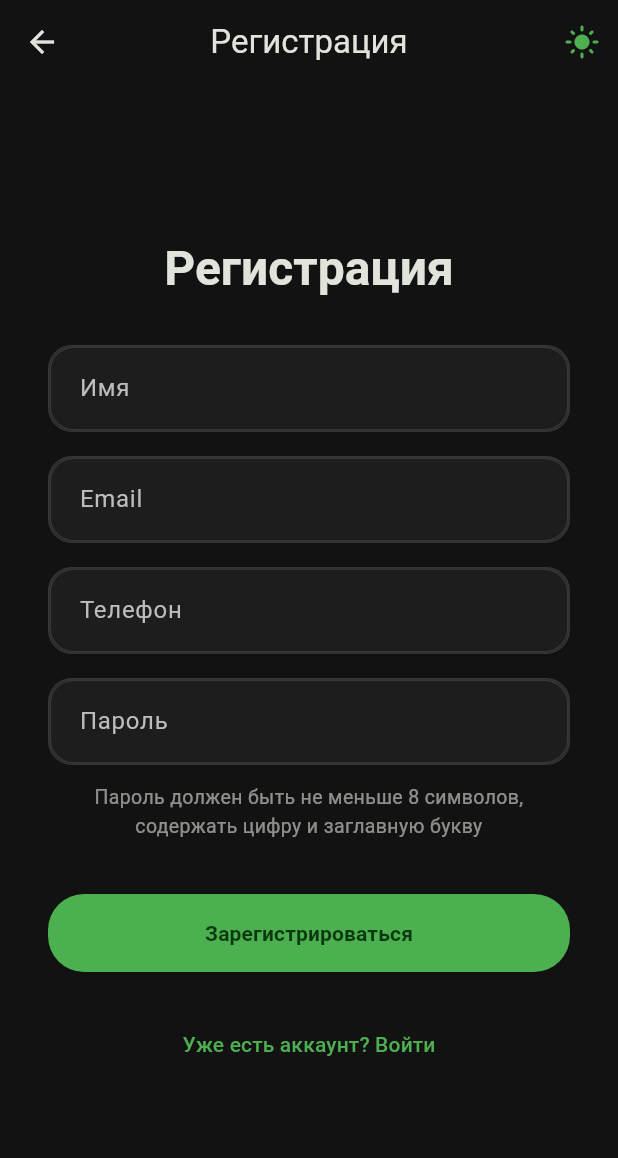
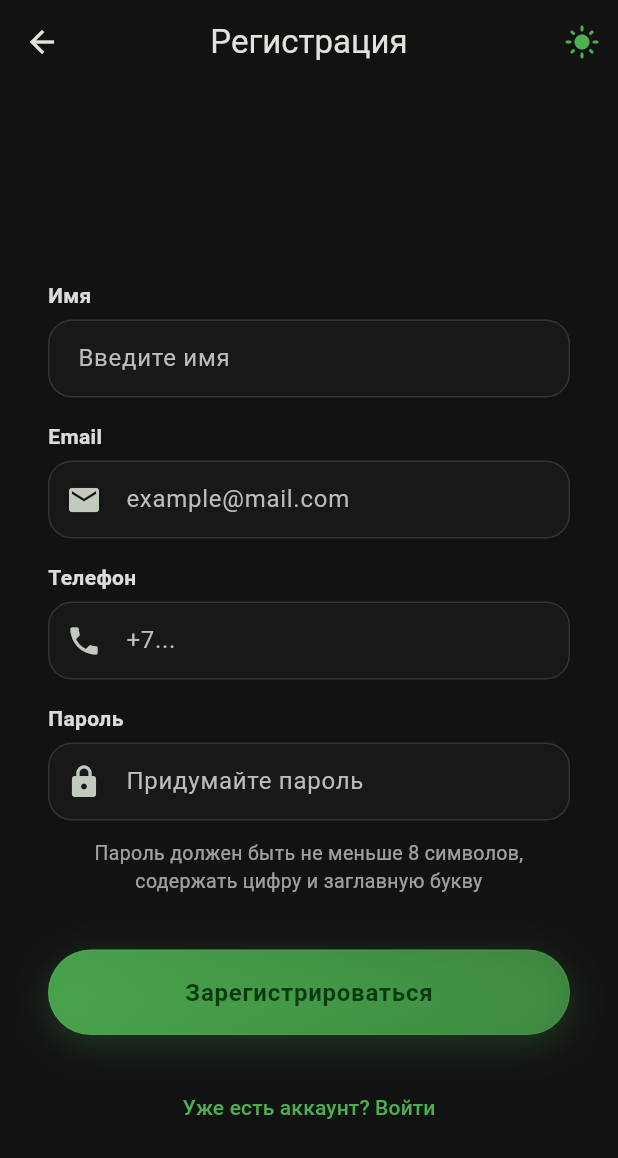
Before and after one commit to Fodi999/flutter-app, a Flutter app: the screen it shows after launch, after a tap on "Регистрация", on a phone screen of 412 x 824 dp. Shown: the top 1158 px of the screen. Run offline on Flutter 3.47's test engine with Material 3 defaults, Android fonts, the phone set to English and light mode, and no system bars; our stand-ins replace logger, shared_preferences; network calls fail; Roboto replaces fonts that are missing (Poppins).

Commit message:
Описание изменений

```diff
--- a/lib/components/app_title.dart
+++ b/lib/components/app_title.dart
@@ -0,0 +1,61 @@
+import 'package:flutter/material.dart';
+
+class AppTitle extends StatelessWidget {
+  final double fontSize;
+  final bool animate;
+
+  const AppTitle({
+    super.key,
+    this.fontSize = 40,
+    this.animate = true,
+  });
+
+  @override
+  Widget build(BuildContext context) {
+    final theme = Theme.of(context);
+    final isDark = theme.brightness == Brightness.dark;
+
+    final gradient = LinearGradient(
+      colors: isDark
+          ? [
+              const Color(0xFFB9F6CA),
+              const Color(0xFF69F0AE),
+              const Color(0xFF00E676),
+            ]
+          : [
+              const Color(0xFF4CAF50),
+              const Color(0xFF2E7D32),
+              const Color(0xFF1B5E20),
+            ],
+    );
+
+    final textStyle = theme.textTheme.displayLarge?.copyWith(
+      fontSize: fontSize,
+      fontWeight: FontWeight.bold,
+      letterSpacing: 1.5,
+      foreground: Paint()
+        ..shader = gradient.createShader(const Rect.fromLTWH(0, 0, 200, 70)),
+    );
+
+    final child = Text(
+      'SushiRobot',
+      textAlign: TextAlign.center,
+      style: textStyle,
+    );
+
+    return animate
+        ? TweenAnimationBuilder<double>(
+            tween: Tween(begin: 0, end: 1),
+            duration: const Duration(milliseconds: 800),
+            curve: Curves.easeOut,
+            builder: (context, value, _) => Opacity(
+              opacity: value,
+              child: Transform.translate(
+                offset: Offset(0, (1 - value) * 20),
+                child: child,
+              ),
+            ),
+          )
+        : child;
+  }
+}
--- /dev/null
+++ b/lib/components/custom_Input.dart
@@ -0,0 +1,79 @@
+import 'package:flutter/material.dart';
+import '../utils/responsive.dart';
+
+class CustomInput extends StatelessWidget {
+  final TextEditingController controller;
+  final String label;
+  final String? hintText;
+  final bool obscureText;
+  final TextInputType keyboardType;
+  final Widget? prefixIcon;
+  final Widget? suffixIcon;
+  final String? Function(String?)? validator;
+  final void Function(String)? onChanged;
+  final bool enabled;
+
+  const CustomInput({
+    super.key,
+    required this.controller,
+    required this.label,
+    this.hintText,
+    this.obscureText = false,
+    this.keyboardType = TextInputType.text,
+    this.prefixIcon,
+    this.suffixIcon,
+    this.validator,
+    this.onChanged,
+    this.enabled = true,
+  });
+
+  @override
+  Widget build(BuildContext context) {
+    final theme = Theme.of(context);
+    final maxWidth = Responsive.isDesktop(context)
+        ? 600.0
+        : Responsive.isTablet(context)
+            ? 500.0
+            : double.infinity;
+
+    return LayoutBuilder(
+      builder: (context, constraints) {
+        return ConstrainedBox(
+          constraints: BoxConstraints(maxWidth: maxWidth),
+          child: Column(
+            crossAxisAlignment: CrossAxisAlignment.start,
+            children: [
+              Text(
+                label,
+                style: theme.textTheme.bodyMedium?.copyWith(
+                  fontWeight: FontWeight.w600,
+                  color: theme.textTheme.bodyMedium?.color?.withOpacity(0.85),
+                ),
+              ),
+              const SizedBox(height: 6),
+              TextFormField(
+                controller: controller,
+                obscureText: obscureText,
+                keyboardType: keyboardType,
+                onChanged: onChanged,
+                validator: validator,
+                enabled: enabled,
+                decoration: InputDecoration(
+                  hintText: hintText,
+                  prefixIcon: prefixIcon,
+                  suffixIcon: suffixIcon,
+                  filled: true,
+                  fillColor: theme.inputDecorationTheme.fillColor,
+                  contentPadding: const EdgeInsets.symmetric(horizontal: 16, vertical: 14),
+                  border: theme.inputDecorationTheme.border,
+                  enabledBorder: theme.inputDecorationTheme.enabledBorder,
+                  focusedBorder: theme.inputDecorationTheme.focusedBorder,
+                ),
+              ),
+            ],
+          ),
+        );
+      },
+    );
+  }
+}
--- a/lib/components/primary_button.dart
+++ b/lib/components/primary_button.dart
@@ -18,20 +18,63 @@ class PrimaryButton extends StatelessWidget {
 
   @override
   Widget build(BuildContext context) {
-    final button = ElevatedButton.icon(
-      onPressed: onPressed,
-      icon: icon != null ? Icon(icon, size: 18) : const SizedBox.shrink(),
-      label: Text(
-        text,
-        style: const TextStyle(fontSize: 16),
-      ),
-      style: ElevatedButton.styleFrom(
-        backgroundColor: color ?? Theme.of(context).colorScheme.primary,
-        padding: const EdgeInsets.symmetric(horizontal: 24, vertical: 14),
-        shape: RoundedRectangleBorder(
-          borderRadius: BorderRadius.circular(12),
+    final theme = Theme.of(context);
+    final bgColor = color ?? theme.colorScheme.primary;
+
+    // 🔍 Определим текстовый цвет в зависимости от переданного цвета
+    final isPrimary = color == null || color == theme.colorScheme.primary;
+    final textColor = isPrimary
+        ? theme.colorScheme.onPrimary
+        : theme.colorScheme.onSurface.withOpacity(0.8); // для светлого фона
+
+    final button = InkWell(
+      onTap: onPressed,
+      borderRadius: BorderRadius.circular(32),
+      splashColor: bgColor.withOpacity(0.2),
+      highlightColor: Colors.transparent,
+      child: AnimatedContainer(
+        duration: const Duration(milliseconds: 200),
+        padding: const EdgeInsets.symmetric(horizontal: 28, vertical: 16),
+        decoration: BoxDecoration(
+          borderRadius: BorderRadius.circular(32),
+          gradient: LinearGradient(
+            colors: [
+              bgColor.withOpacity(0.9),
+              bgColor.withOpacity(0.7),
+            ],
+            begin: Alignment.topLeft,
+            end: Alignment.bottomRight,
+          ),
+          boxShadow: [
+            BoxShadow(
+              color: bgColor.withOpacity(0.25),
+              blurRadius: 20,
+              offset: const Offset(0, 6),
+            ),
+          ],
+          border: Border.all(
+            color: Colors.white.withOpacity(0.05),
+          ),
         ),
-        elevation: 3,
+        child: Row(
+          mainAxisSize: MainAxisSize.min,
+          mainAxisAlignment: MainAxisAlignment.center,
+          children: [
+            if (icon != null) ...[
+              Icon(icon, size: 20, color: textColor),
+              const SizedBox(width: 8),
+            ],
+            Text(
+              text,
+              style: TextStyle(
+                fontSize: 16,
+                fontWeight: FontWeight.w600,
+                letterSpacing: 0.5,
+                color: textColor,
+              ),
+            ),
+          ],
+        ),
       ),
     );
 
--- a/lib/screens/user/register_screen.dart
+++ b/lib/screens/user/register_screen.dart
@@ -4,6 +4,8 @@ import '../../services/user_service.dart';
 import 'login_screen.dart';
 import 'profile_screen.dart';
 import '../../theme/app_sizes.dart';
+import '../../components/custom_input.dart'; // ✅ подключён кастомный инпут
+import '../../components/primary_button.dart'; // ✅ подключена кнопка
 
 class RegisterScreen extends StatefulWidget {
   final bool isDarkMode;
@@ -104,31 +106,46 @@ class _RegisterScreenState extends State<RegisterScreen> {
                     color: textColor,
                   ),
                   child: const Text(
-                    'Регистрация',
+                    '',
                     textAlign: TextAlign.center,
                   ),
                 ),
                 const SizedBox(height: AppSizes.spacingXL),
-                _buildInputField(controller: _nameController, hint: 'Имя'),
-                const SizedBox(height: AppSizes.spacingM),
-                _buildInputField(
-                  controller: _emailController,
-                  hint: 'Email',
-                  keyboardType: TextInputType.emailAddress,
+
+                CustomInput(
+                  controller: _nameController,
+                  label: 'Имя',
+                  hintText: 'Введите имя',
                 ),
                 const SizedBox(height: AppSizes.spacingM),
-                _buildInputField(
-                  controller: _phoneController,
-                  hint: 'Телефон',
-                  keyboardType: TextInputType.phone,
+
+                CustomInput(
+                  controller: _emailController,
+                  label: 'Email',
+                  hintText: 'example@mail.com',
+                  keyboardType: TextInputType.emailAddress,
+                  prefixIcon: const Icon(Icons.email),
                 ),
                 const SizedBox(height: AppSizes.spacingM),
-                _buildInputField(
+
+                CustomInput(
+                  controller: _phoneController,
+                  label: 'Телефон',
+                  hintText: '+7...',
+                  keyboardType: TextInputType.phone,
+                  prefixIcon: const Icon(Icons.phone),
+                ),
+                const SizedBox(height: AppSizes.spacingM),
+
+                CustomInput(
                   controller: _passwordController,
-                  hint: 'Пароль',
+                  label: 'Пароль',
+                  hintText: 'Придумайте пароль',
                   obscureText: true,
+                  prefixIcon: const Icon(Icons.lock),
                 ),
                 const SizedBox(height: AppSizes.spacingS),
+
                 Text(
                   'Пароль должен быть не меньше 8 символов,\nсодержать цифру и заглавную букву',
                   textAlign: TextAlign.center,
@@ -138,6 +155,7 @@ class _RegisterScreenState extends State<RegisterScreen> {
                   ),
                 ),
                 const SizedBox(height: AppSizes.spacingL),
+
                 if (_error != null)
                   Text(
                     _error!,
@@ -145,30 +163,13 @@ class _RegisterScreenState extends State<RegisterScreen> {
                     style: const TextStyle(color: Colors.redAccent),
                   ),
                 const SizedBox(height: AppSizes.spacingS),
-                ElevatedButton(
-                  onPressed: _isLoading ? null : _register,
-                  style: ElevatedButton.styleFrom(
-                    backgroundColor: theme.colorScheme.primary,
-                    foregroundColor: theme.colorScheme.onPrimary,
-                    shape: RoundedRectangleBorder(
-                      borderRadius: BorderRadius.circular(AppSizes.radiusL),
-                    ),
-                    padding: const EdgeInsets.symmetric(
-                      vertical: AppSizes.padding,
-                    ),
-                    elevation: 3,
-                  ),
-                  child: _isLoading
-                      ? const SizedBox(
-                          width: 24,
-                          height: 24,
-                          child: CircularProgressIndicator(strokeWidth: 2),
-                        )
-                      : const Text(
-                          'Зарегистрироваться',
-                          style: TextStyle(fontWeight: FontWeight.w600),
-                        ),
+
+                PrimaryButton(
+                  text: 'Зарегистрироваться',
+                  onPressed: _isLoading ? () {} : _register,
+                  fullWidth: true,
                 ),
+
                 const SizedBox(height: AppSizes.spacingL),
                 TextButton(
                   onPressed: () {
@@ -197,44 +198,4 @@ class _RegisterScreenState extends State<RegisterScreen> {
       ),
     );
   }
-
-  Widget _buildInputField({
-    required TextEditingController controller,
-    required String hint,
-    bool obscureText = false,
-    TextInputType keyboardType = TextInputType.text,
-  }) {
-    final theme = Theme.of(context);
-
-    return Container(
-      decoration: BoxDecoration(
-        color: theme.cardColor,
-        borderRadius: BorderRadius.circular(AppSizes.radius),
-        border: Border.all(
-          color: Colors.grey.withOpacity(0.2),
-        ),
-        boxShadow: [
-          BoxShadow(
-            color: theme.shadowColor.withOpacity(0.05),
-            blurRadius: 10,
-            offset: const Offset(0, 4),
-          ),
-        ],
-      ),
-      child: TextField(
-        controller: controller,
-        obscureText: obscureText,
-        keyboardType: keyboardType,
-        style: const TextStyle(fontSize: 16),
-        decoration: InputDecoration(
-          contentPadding: const EdgeInsets.symmetric(
-            horizontal: AppSizes.padding,
-            vertical: AppSizes.padding,
-          ),
-          hintText: hint,
-          border: InputBorder.none,
-        ),
-      ),
-    );
-  }
 }
--- a/lib/screens/user/splash_screen.dart
+++ b/lib/screens/user/splash_screen.dart
@@ -1,6 +1,8 @@
 import 'dart:async';
 import 'package:flutter/material.dart';
 import 'package:sushi_app/screens/user/welcome_screen.dart';
+import 'package:sushi_app/components/app_title.dart'; // ✅ добавлен
+import 'package:sushi_app/components/primary_button.dart'; // ✅ добавлен
 
 class SplashScreen extends StatefulWidget {
   final bool isDarkMode;
@@ -40,7 +42,7 @@ class _SplashScreenState extends State<SplashScreen> {
 
   @override
   void dispose() {
-    _timer?.cancel(); // 🧼 Обязательно отменяем таймер!
+    _timer?.cancel();
     super.dispose();
   }
 
@@ -69,16 +71,7 @@ class _SplashScreenState extends State<SplashScreen> {
             children: [
               const Icon(Icons.ramen_dining_rounded, size: 80, color: Colors.white),
               const SizedBox(height: 32),
-              Text(
-                'SushiRobot',
-                textAlign: TextAlign.center,
-                style: theme.textTheme.displayLarge?.copyWith(
-                  fontSize: 42,
-                  color: Colors.white,
-                  fontWeight: FontWeight.bold,
-                  letterSpacing: 2,
-                ),
-              ),
+              const AppTitle(fontSize: 42, animate: true),
               const SizedBox(height: 12),
               Text(
                 'Добро пожаловать на платформу\nвкусной и полезной кухни',
@@ -89,6 +82,12 @@ class _SplashScreenState extends State<SplashScreen> {
                   height: 1.4,
                 ),
               ),
+              const SizedBox(height: 24),
+              PrimaryButton(
+                text: 'Загрузка...',
+                onPressed: () {}, // ✅ заменено на пустую функцию
+                fullWidth: false,
+              ),
             ],
           ),
         ),
--- a/lib/screens/user/welcome_screen.dart
+++ b/lib/screens/user/welcome_screen.dart
@@ -1,7 +1,9 @@
 import 'package:flutter/material.dart';
+import 'package:sushi_app/components/primary_button.dart';
+import 'package:sushi_app/components/app_title.dart';
 import 'package:sushi_app/theme/app_spacing.dart';
 import 'package:sushi_app/theme/theme_typography.dart';
-import 'package:sushi_app/utils/responsive.dart'; // ✅ Добавлено
+import 'package:sushi_app/utils/responsive.dart';
 import 'register_screen.dart';
 import 'login_screen.dart';
 
@@ -68,7 +70,6 @@ class _WelcomeScreenState extends State<WelcomeScreen>
   Widget build(BuildContext context) {
     final theme = Theme.of(context);
     final textColor = theme.textTheme.bodyLarge?.color ?? Colors.white;
-
     final isDesktop = Responsive.isDesktop(context);
     final maxWidth = isDesktop ? 600.0 : double.infinity;
 
@@ -99,11 +100,7 @@ class _WelcomeScreenState extends State<WelcomeScreen>
               child: Column(
                 mainAxisAlignment: MainAxisAlignment.center,
                 children: [
-                  AnimatedTypography(
-                    text: 'SushiRobot',
-                    style: theme.textTheme.displayLarge!,
-                    animate: true,
-                  ),
+                  const AppTitle(fontSize: 48, animate: true),
                   const SizedBox(height: AppSpacing.sm),
                   Text(
                     'Доставка суши к вашей двери\nЗакажите свежие суши прямо сейчас!',
@@ -115,7 +112,6 @@ class _WelcomeScreenState extends State<WelcomeScreen>
                   ),
                   const SizedBox(height: AppSpacing.xl),
 
-                  // Анимационные блоки
                   for (int i = 0; i < 3; i++) ...[
                     AnimatedBuilder(
                       animation: _controller,
@@ -146,11 +142,11 @@ class _WelcomeScreenState extends State<WelcomeScreen>
 
                   const SizedBox(height: AppSpacing.lg),
 
-                  // Кнопки
                   Row(
                     children: [
                       Expanded(
-                        child: OutlinedButton(
+                        child: PrimaryButton(
+                          text: 'Вход',
                           onPressed: () {
                             Navigator.push(
                               context,
@@ -162,26 +158,13 @@ class _WelcomeScreenState extends State<WelcomeScreen>
                               ),
                             );
                           },
-                          style: OutlinedButton.styleFrom(
-                            shape: RoundedRectangleBorder(
-                              borderRadius: BorderRadius.circular(40),
-                            ),
-                            padding: const EdgeInsets.symmetric(
-                              vertical: AppSpacing.md,
-                            ),
-                            side: BorderSide(
-                              color: theme.colorScheme.primary.withOpacity(0.3),
-                            ),
-                          ),
-                          child: Text(
-                            'Вход',
-                            style: TextStyle(color: textColor),
-                          ),
+                          color: theme.colorScheme.surface.withOpacity(0.05),
                         ),
                       ),
                       const SizedBox(width: AppSpacing.md),
                       Expanded(
-                        child: ElevatedButton(
+                        child: PrimaryButton(
+                          text: 'Регистрация',
                           onPressed: () {
                             Navigator.push(
                               context,
@@ -193,17 +176,6 @@ class _WelcomeScreenState extends State<WelcomeScreen>
                               ),
                             );
                           },
-                          style: ElevatedButton.styleFrom(
-                            backgroundColor: theme.colorScheme.primary,
-                            foregroundColor: theme.colorScheme.onPrimary,
-                            shape: RoundedRectangleBorder(
-                              borderRadius: BorderRadius.circular(40),
-                            ),
-                            padding: const EdgeInsets.symmetric(
-                              vertical: AppSpacing.md,
-                            ),
-                          ),
-                          child: const Text('Регистрация'),
                         ),
                       ),
                     ],
--- a/lib/services/api_constants.dart
+++ b/lib/services/api_constants.dart
@@ -1 +1 @@
-const String baseUrl = 'http://localhost:8080/api';
+const String baseUrl = 'https://implicit-sibelle-fodi999-cec8c450.koyeb.app/api';
--- a/lib/theme/theme_dark.dart
+++ b/lib/theme/theme_dark.dart
@@ -1,3 +1,4 @@
+// theme_dark.dart
 import 'package:flutter/material.dart';
 import 'package:animations/animations.dart';
 
@@ -21,8 +22,11 @@ final ThemeData darkTheme = ThemeData(
     bodyLarge: AppTextStyles.bodyLarge,
     bodyMedium: AppTextStyles.bodyMedium,
     labelSmall: AppTextStyles.labelSmall,
+  ).apply(
+    bodyColor: Colors.white,
+    displayColor: Colors.white,
   ),
-  cardTheme: CardThemeData( // ✅ исправлено
+  cardTheme: CardThemeData(
     elevation: 0,
     color: AppColors.glassDark,
     shape: RoundedRectangleBorder(
@@ -33,7 +37,7 @@ final ThemeData darkTheme = ThemeData(
   ),
   elevatedButtonTheme: ElevatedButtonThemeData(
     style: ElevatedButton.styleFrom(
-      foregroundColor: Colors.black,
+      foregroundColor: const ColorScheme.dark().onPrimary, // ✅ автоматически подстраивается
       backgroundColor: AppColors.primary,
       shape: RoundedRectangleBorder(
         borderRadius: BorderRadius.circular(AppSizes.radiusXS),
--- a/lib/theme/theme_light.dart
+++ b/lib/theme/theme_light.dart
@@ -1,28 +1,34 @@
+// theme_light.dart
 import 'package:flutter/material.dart';
 import 'package:animations/animations.dart';
 
 import 'app_colors.dart';
 import 'app_sizes.dart';
-import 'app_spacing.dart'; // ✅ для отступов
+import 'app_spacing.dart';
 import 'text_styles.dart';
+
+final colorScheme = ColorScheme.fromSeed(
+  seedColor: AppColors.primary,
+  primary: AppColors.primary,
+  secondary: AppColors.secondary,
+  surface: AppColors.surfaceLight.withOpacity(0.9),
+  brightness: Brightness.light,
+);
 
 final ThemeData lightTheme = ThemeData(
   brightness: Brightness.light,
   scaffoldBackgroundColor: AppColors.backgroundLight,
-  colorScheme: ColorScheme.fromSeed(
-    seedColor: AppColors.primary,
-    primary: AppColors.primary,
-    secondary: AppColors.secondary,
-    surface: AppColors.surfaceLight.withOpacity(0.9),
-    brightness: Brightness.light,
-  ),
+  colorScheme: colorScheme,
   textTheme: const TextTheme(
     displayLarge: AppTextStyles.displayLarge,
     bodyLarge: AppTextStyles.bodyLarge,
     bodyMedium: AppTextStyles.bodyMedium,
     labelSmall: AppTextStyles.labelSmall,
+  ).apply(
+    bodyColor: Colors.black,
+    displayColor: Colors.black,
   ),
-  cardTheme: CardThemeData( // ✅ исправлено
+  cardTheme: CardThemeData(
     elevation: 0,
     color: AppColors.glassLight,
     shape: RoundedRectangleBorder(
@@ -33,8 +39,8 @@ final ThemeData lightTheme = ThemeData(
   ),
   elevatedButtonTheme: ElevatedButtonThemeData(
     style: ElevatedButton.styleFrom(
-      foregroundColor: Colors.white,
-      backgroundColor: AppColors.primary,
+      foregroundColor: colorScheme.onPrimary, // ✅ исправлено
+      backgroundColor: colorScheme.primary,
       shape: RoundedRectangleBorder(
         borderRadius: BorderRadius.circular(AppSizes.radiusXS),
       ),
@@ -59,9 +65,7 @@ final ThemeData lightTheme = ThemeData(
     ),
     enabledBorder: OutlineInputBorder(
       borderRadius: BorderRadius.circular(AppSizes.radius),
-      borderSide: BorderSide(
-        color: Colors.grey.withOpacity(0.2),
-      ),
+      borderSide: BorderSide(color: Colors.grey.withOpacity(0.2)),
     ),
     focusedBorder: OutlineInputBorder(
       borderRadius: BorderRadius.circular(AppSizes.radius),
```
Also changed, not shown: lib/components/custom_card.dart (added, +56 -0 lines), lib/screens/user/login_screen.dart (+13 -54 lines), lib/screens/user/profile_screen.dart (+2 -6 lines).
